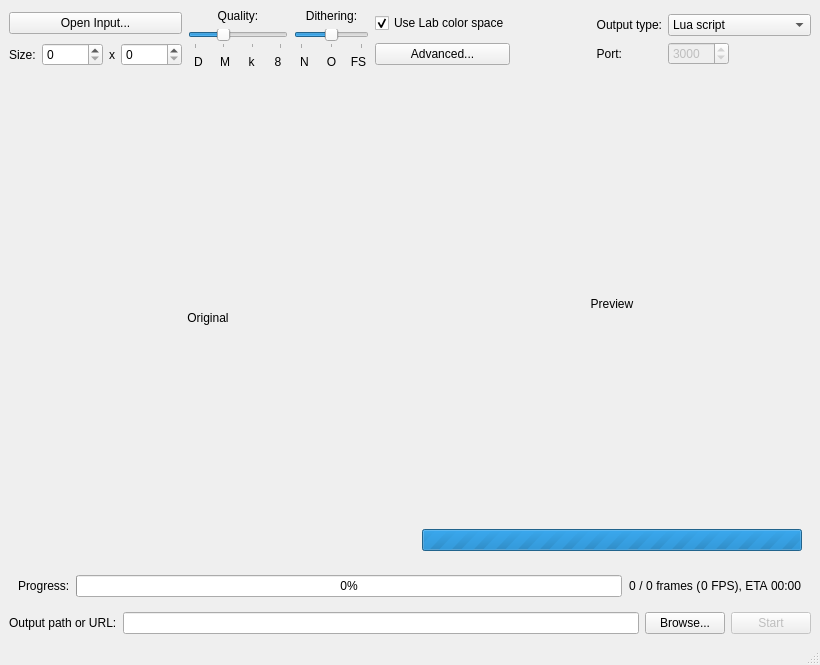
Before: the Qt Designer form mainwindow.ui in MCJack123/sanjuuni-ui, drawn with Qt 5.
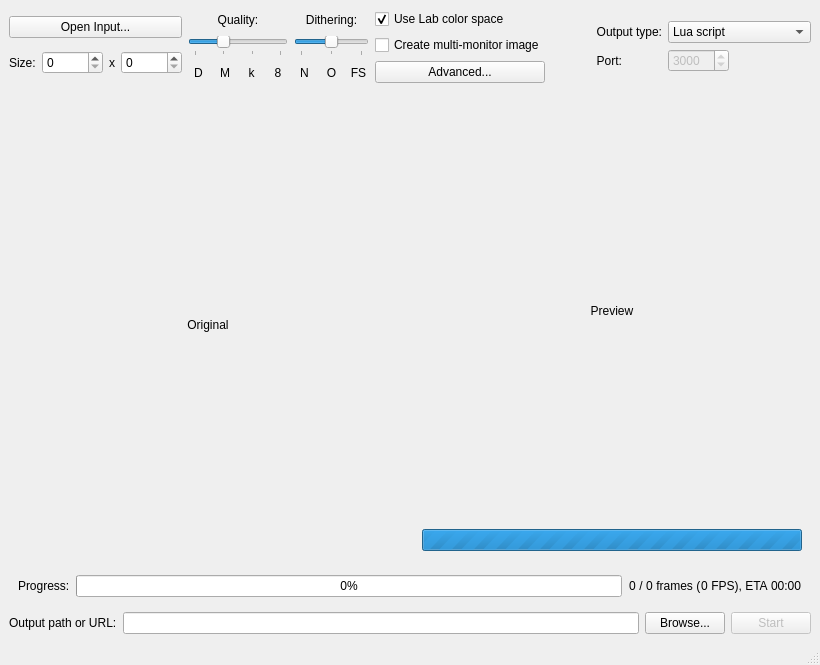
After: the same form once the commit is applied. Icons and pictures are not drawn. Custom widgets are drawn as their Qt base class.

Commit message: Added multi-monitor support

```diff
--- a/mainwindow.ui
+++ b/mainwindow.ui
@@ -351,6 +351,16 @@
           </property>
          </widget>
         </item>
+        <item>
+         <widget class="QCheckBox" name="multiMonitor">
+          <property name="toolTip">
+           <string>Splits the image into multiple sections to be displayed on a large monitor array.</string>
+          </property>
+          <property name="text">
+           <string>Create multi-monitor image</string>
+          </property>
+         </widget>
+        </item>
         <item>
          <widget class="QPushButton" name="advancedButton">
           <property name="text">
```
The commit also changes 4 other files.
